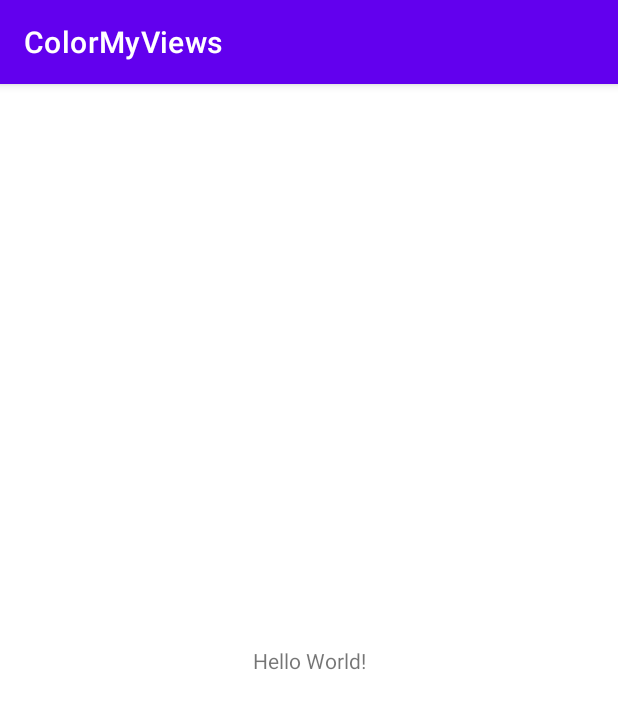
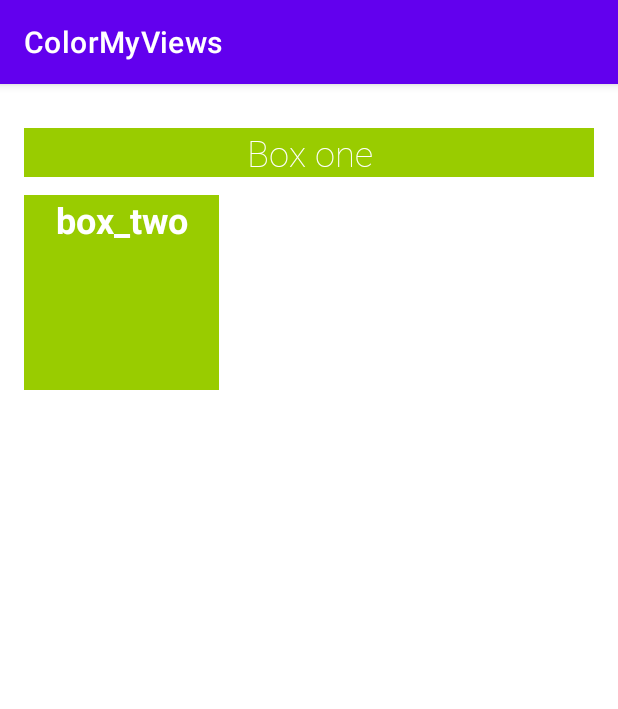
Before and after one commit to brunoferma/colors, an Android app: the screen it shows after launch (MainActivity), on a phone screen of 412 x 824 dp. Shown: the top 709 px of the screen. Run offline under Robolectric (Android 15) with nearby library versions, the phone set to English and light mode, and no system bars.

Commit message:
Criando os blocos.

```diff
--- a/app/src/main/res/layout/activity_main.xml
+++ b/app/src/main/res/layout/activity_main.xml
@@ -6,13 +6,30 @@
     android:layout_height="match_parent"
     tools:context=".MainActivity">
 
+
     <TextView
-        android:layout_width="wrap_content"
+        android:id="@+id/textView"
+        style="@style/whitheBox"
+        android:layout_width="0dp"
         android:layout_height="wrap_content"
-        android:text="Hello World!"
-        app:layout_constraintBottom_toBottomOf="parent"
-        app:layout_constraintLeft_toLeftOf="parent"
-        app:layout_constraintRight_toRightOf="parent"
+        android:layout_marginStart="16dp"
+        android:layout_marginTop="29dp"
+        android:layout_marginEnd="16dp"
+        android:fontFamily="@font/roboto_thin"
+        android:text="@string/box_one"
+        android:layout_marginHorizontal="@dimen/box_text_size"
+        app:layout_constraintEnd_toEndOf="parent"
+        app:layout_constraintStart_toStartOf="parent"
         app:layout_constraintTop_toTopOf="parent" />
 
+    <TextView
+        android:id="@+id/box_two_text"
+        style="@style/whitheBox"
+        android:layout_width="130dp"
+        android:layout_height="130dp"
+        android:layout_marginTop="12dp"
+        android:text="@string/box_two"
+        app:layout_constraintStart_toStartOf="@+id/textView"
+        app:layout_constraintTop_toBottomOf="@+id/textView" />
+
 </androidx.constraintlayout.widget.ConstraintLayout>
--- /dev/null
+++ b/app/src/main/res/values/dimens.xml
@@ -0,0 +1,10 @@
+<?xml version="1.0" encoding="utf-8"?>
+<resources>
+
+    <dimen name="box_text_size">24sp</dimen>
+    <dimen name="box_text_margin">16dp</dimen>
+    <dimen name="box_two_height">130dp</dimen>
+    <dimen name="box_two_width">130dp</dimen>
+
+
+</resources>
--- a/app/src/main/res/values/strings.xml
+++ b/app/src/main/res/values/strings.xml
@@ -1,3 +1,5 @@
 <resources>
     <string name="app_name">ColorMyViews</string>
+    <string name="box_one">Box one</string>
+    <string name="box_two">box_two</string>
 </resources>
--- /dev/null
+++ b/app/src/main/res/values/style.xml
@@ -0,0 +1,13 @@
+<?xml version="1.0" encoding="utf-8"?>
+<!--suppress ALL -->
+<resources>
+<style name="whitheBox">
+    <item name="android:background">@android:color/holo_green_light</item>
+    <item name="android:textAlignment">center</item>
+    <item name="android:textSize">@dimen/box_text_size</item>
+    <item name="android:textStyle">bold</item>
+     <item name="android:textColor">@android:color/white</item>
+    <item name="android:fontFamily">roboto</item>
+
+</style>
+</resources>
```
Also changed, not shown: app/src/main/res/font/roboto_thin.ttf (added).
